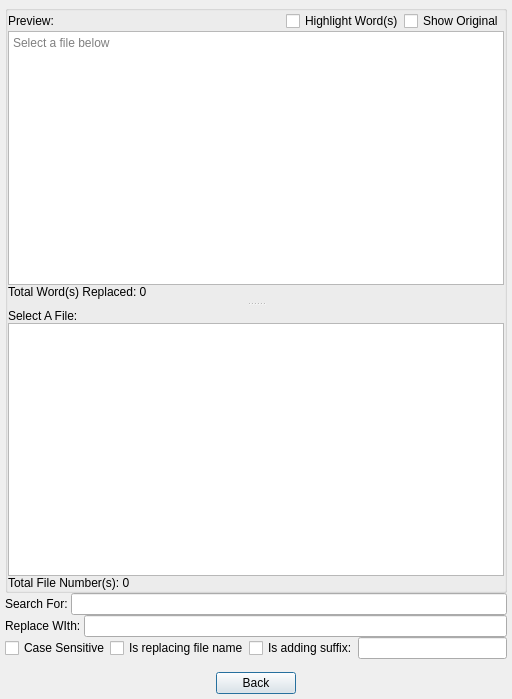
First picture: the form in previewdialog.ui, repository js-lm/Simple-Word-Replacer, before the edit.
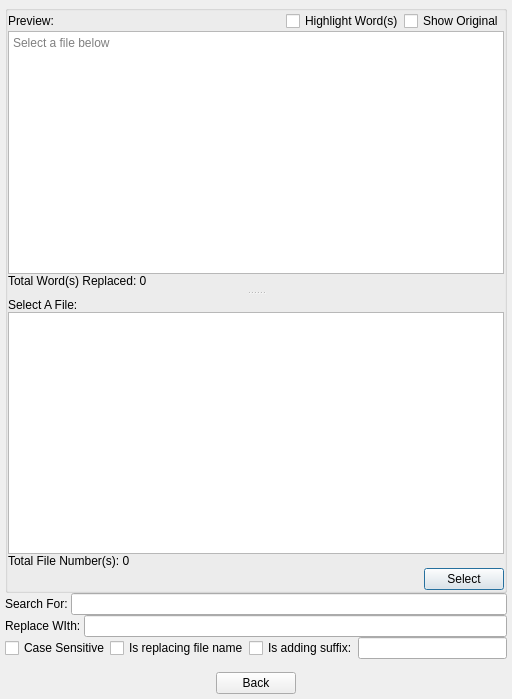
Second picture: the form after the edit.

```diff
--- a/previewdialog.ui
+++ b/previewdialog.ui
@@ -103,6 +103,12 @@
           </item>
           <item>
            <widget class="QTextEdit" name="previewWindow">
+            <property name="enabled">
+             <bool>true</bool>
+            </property>
+            <property name="readOnly">
+             <bool>true</bool>
+            </property>
             <property name="html">
              <string>&lt;!DOCTYPE HTML PUBLIC &quot;-//W3C//DTD HTML 4.0//EN&quot; &quot;http://www.w3.org/TR/REC-html40/strict.dtd&quot;&gt;
 &lt;html&gt;&lt;head&gt;&lt;meta name=&quot;qrichtext&quot; content=&quot;1&quot; /&gt;&lt;meta charset=&quot;utf-8&quot; /&gt;&lt;style type=&quot;text/css&quot;&gt;
@@ -153,6 +159,30 @@
         </widget>
        </widget>
       </item>
+      <item>
+       <layout class="QHBoxLayout" name="selectBtn">
+        <item>
+         <spacer name="selectSpacer">
+          <property name="orientation">
+           <enum>Qt::Orientation::Horizontal</enum>
+          </property>
+          <property name="sizeHint" stdset="0">
+           <size>
+            <width>40</width>
+            <height>20</height>
+           </size>
+          </property>
+         </spacer>
+        </item>
+        <item>
+         <widget class="QPushButton" name="selectButton">
+          <property name="text">
+           <string>Select</string>
+          </property>
+         </widget>
+        </item>
+       </layout>
+      </item>
      </layout>
     </widget>
    </item>
```
Left out of the diff: 6 changed lines with no effect on the pictures.
